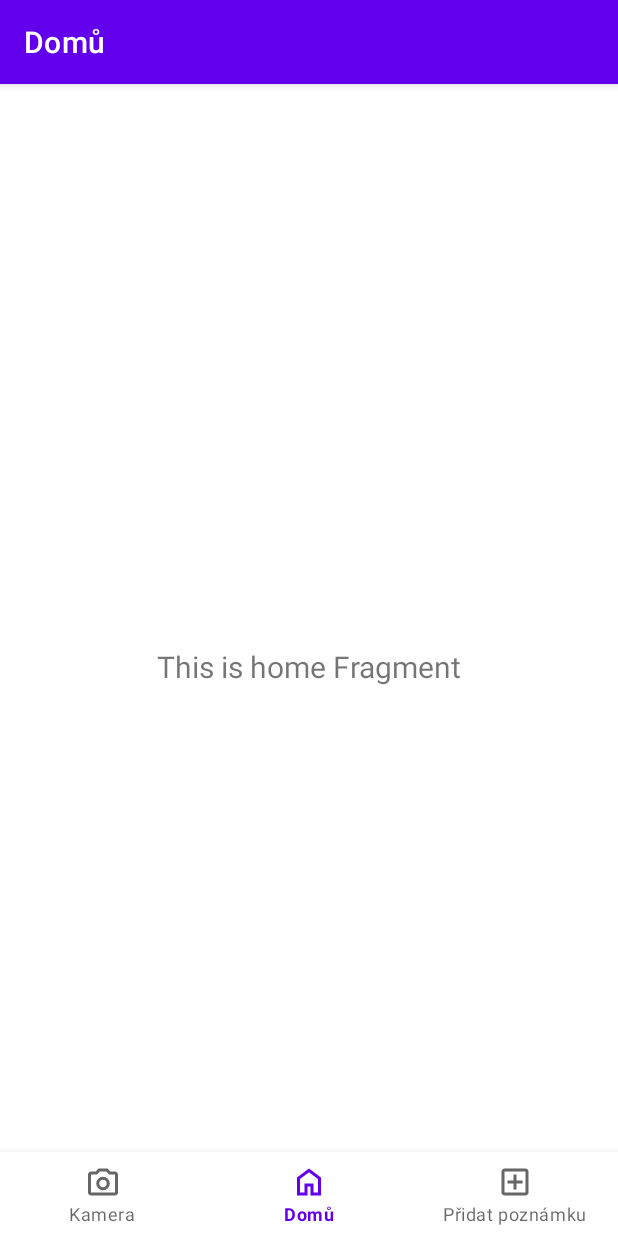
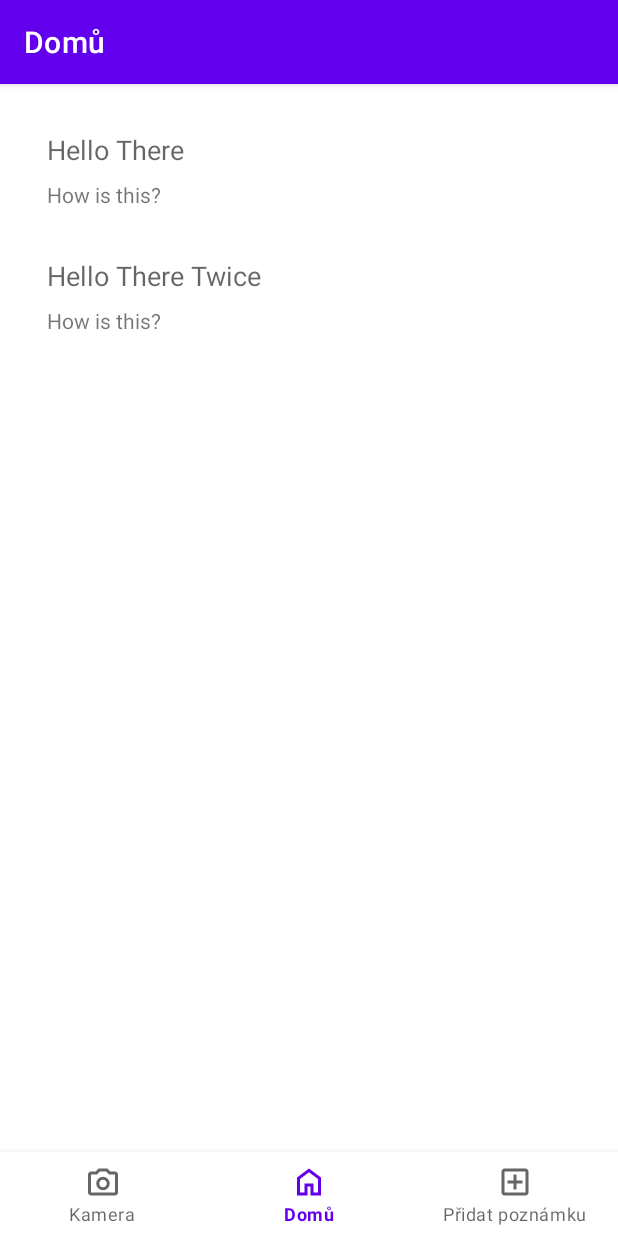
Before and after one commit to kcabfai/FotoNotesApp, an Android app: the screen it shows after launch (MainActivity), on a phone screen of 412 x 824 dp. Run offline under Robolectric (Android 15) with nearby library versions, the phone set to English and light mode, and no system bars; our stand-ins replace navigation-ui.

Commit message:
added note, noteadapter and recycler view

```diff
--- /dev/null
+++ b/app/src/main/java/cz/utb/fai/fotonotesapp/model/NoteAdapter.kt
@@ -0,0 +1,39 @@
+package cz.utb.fai.fotonotesapp.model
+
+import android.view.LayoutInflater
+import android.view.View
+import android.view.ViewGroup
+import android.widget.TextView
+import androidx.recyclerview.widget.RecyclerView
+import cz.utb.fai.fotonotesapp.R
+
+class NoteAdapter(private val mNotes : ArrayList<Note>) : RecyclerView.Adapter<NoteAdapter.ViewHolder>() {
+    inner class ViewHolder(itemView : View) : RecyclerView.ViewHolder(itemView) {
+        val titleView = itemView.findViewById<TextView>(R.id.textViewTitle)
+        val contentView = itemView.findViewById<TextView>(R.id.textViewContent)
+    }
+
+
+    override fun onCreateViewHolder(parent: ViewGroup, viewType: Int): NoteAdapter.ViewHolder {
+        val context = parent.context
+        val inflater = LayoutInflater.from(context)
+        val noteView = inflater.inflate(R.layout.note_item, parent, false)
+
+        return ViewHolder(noteView)
+    }
+
+    override fun onBindViewHolder(holder: NoteAdapter.ViewHolder, position: Int) {
+        val note: Note = mNotes.get(position)
+
+        val titleView = holder.titleView
+        val contentView = holder.contentView
+
+        titleView.setText(note.title)
+        contentView.setText(note.content)
+
+    }
+
+    override fun getItemCount(): Int {
+        return mNotes.size
+    }
+}
--- /dev/null
+++ b/app/src/main/java/cz/utb/fai/fotonotesapp/repository/NoteRepository.kt
@@ -0,0 +1,4 @@
+package cz.utb.fai.fotonotesapp.repository
+
+class NoteRepository {
+}
--- a/app/src/main/java/cz/utb/fai/fotonotesapp/ui/home/HomeFragment.kt
+++ b/app/src/main/java/cz/utb/fai/fotonotesapp/ui/home/HomeFragment.kt
@@ -4,10 +4,12 @@ import android.os.Bundle
 import android.view.LayoutInflater
 import android.view.View
 import android.view.ViewGroup
-import android.widget.TextView
 import androidx.fragment.app.Fragment
 import androidx.lifecycle.ViewModelProvider
+import androidx.recyclerview.widget.LinearLayoutManager
 import cz.utb.fai.fotonotesapp.databinding.FragmentHomeBinding
+import cz.utb.fai.fotonotesapp.model.Note
+import cz.utb.fai.fotonotesapp.model.NoteAdapter
 
 class HomeFragment : Fragment() {
 
@@ -16,6 +18,8 @@ class HomeFragment : Fragment() {
     // This property is only valid between onCreateView and
     // onDestroyView.
     private val binding get() = _binding!!
+
+    lateinit var notes: ArrayList<Note>
 
     override fun onCreateView(
         inflater: LayoutInflater,
@@ -28,10 +32,19 @@ class HomeFragment : Fragment() {
         _binding = FragmentHomeBinding.inflate(inflater, container, false)
         val root: View = binding.root
 
-        val textView: TextView = binding.textHome
-        homeViewModel.text.observe(viewLifecycleOwner) {
-            textView.text = it
-        }
+        val list = ArrayList<Note>()
+        list.add(Note("Hello There", "How is this?", System.currentTimeMillis()))
+        list.add(Note("Hello There Twice", "How is this?", System.currentTimeMillis()))
+
+        if(homeViewModel.notes.value != null)
+            notes = homeViewModel.notes.value!!
+
+
+
+
+        binding.rvNotes.adapter = NoteAdapter(notes)
+        binding.rvNotes.layoutManager = LinearLayoutManager(this.context)
+
         return root
     }
 
--- a/app/src/main/java/cz/utb/fai/fotonotesapp/ui/home/HomeViewModel.kt
+++ b/app/src/main/java/cz/utb/fai/fotonotesapp/ui/home/HomeViewModel.kt
@@ -3,11 +3,20 @@ package cz.utb.fai.fotonotesapp.ui.home
 import androidx.lifecycle.LiveData
 import androidx.lifecycle.MutableLiveData
 import androidx.lifecycle.ViewModel
+import cz.utb.fai.fotonotesapp.model.Note
 
 class HomeViewModel : ViewModel() {
+    private val _notes = MutableLiveData<ArrayList<Note>>().apply {
+        val list = ArrayList<Note>()
+        list.add(Note("Hello There", "How is this?", System.currentTimeMillis()))
+        list.add(Note("Hello There Twice", "How is this?", System.currentTimeMillis()))
+        value = list
+    }
+    val notes: LiveData<ArrayList<Note>> = _notes
 
-    private val _text = MutableLiveData<String>().apply {
+
+    /*private val _text = MutableLiveData<String>().apply {
         value = "This is home Fragment"
     }
-    val text: LiveData<String> = _text
+    val text: LiveData<String> = _text*/
 }
--- a/app/src/main/res/layout/fragment_addnote.xml
+++ b/app/src/main/res/layout/fragment_addnote.xml
@@ -4,14 +4,17 @@
     xmlns:tools="http://schemas.android.com/tools"
     android:layout_width="match_parent"
     android:layout_height="match_parent"
+    android:layout_margin="15dp"
     tools:context=".ui.addnote.AddNoteFragment">
 
     <EditText
         android:id="@+id/editNoteTitle"
         android:layout_width="match_parent"
         android:layout_height="wrap_content"
+        android:inputType="text"
+        android:autofillHints="none"
         android:text=""
-        android:hint="Sem napište název vaší poznámky"
+        android:hint="@string/title_edit_hint"
         app:layout_constraintTop_toTopOf="parent" />
 
 
@@ -22,8 +25,9 @@
         android:ems="10"
         android:gravity="start|top"
         android:inputType="textMultiLine"
+        android:autofillHints="none"
         app:layout_constraintTop_toBottomOf="@+id/editNoteTitle"
-        android:hint="Sem napište svoji poznámku"
+        android:hint="@string/edit_content_hint"
         android:text=""
         tools:layout_editor_absoluteX="-16dp" />
 
--- a/app/src/main/res/layout/fragment_home.xml
+++ b/app/src/main/res/layout/fragment_home.xml
@@ -6,17 +6,14 @@
     android:layout_height="match_parent"
     tools:context=".ui.home.HomeFragment">
 
-    <TextView
-        android:id="@+id/text_home"
-        android:layout_width="match_parent"
-        android:layout_height="wrap_content"
-        android:layout_marginStart="8dp"
-        android:layout_marginTop="8dp"
-        android:layout_marginEnd="8dp"
-        android:textAlignment="center"
-        android:textSize="20sp"
+    <androidx.recyclerview.widget.RecyclerView
+        android:id="@+id/rvNotes"
+        android:layout_width="0dp"
+        android:layout_height="0dp"
+        app:layout_constraintTop_toTopOf="parent"
         app:layout_constraintBottom_toBottomOf="parent"
+        app:layout_constraintStart_toStartOf="parent"
         app:layout_constraintEnd_toEndOf="parent"
-        app:layout_constraintStart_toStartOf="parent"
-        app:layout_constraintTop_toTopOf="parent" />
+        android:layout_margin="15dp"
+        tools:listitem="@layout/note_item" />
 </androidx.constraintlayout.widget.ConstraintLayout>
--- /dev/null
+++ b/app/src/main/res/layout/note_item.xml
@@ -0,0 +1,22 @@
+<LinearLayout xmlns:android="http://schemas.android.com/apk/res/android"
+    android:layout_width="match_parent"
+    android:layout_height="wrap_content"
+    android:orientation="vertical"
+    android:padding="16dp">
+
+    <TextView
+        android:id="@+id/textViewTitle"
+        android:layout_width="match_parent"
+        android:layout_height="wrap_content"
+        android:textAppearance="?android:textAppearanceMedium"
+        android:text="Title" />
+
+    <TextView
+        android:id="@+id/textViewContent"
+        android:layout_width="match_parent"
+        android:layout_height="wrap_content"
+        android:layout_marginTop="8dp"
+        android:textAppearance="?android:textAppearanceSmall"
+        android:text="Content" />
+
+</LinearLayout>
--- a/app/src/main/res/values/strings.xml
+++ b/app/src/main/res/values/strings.xml
@@ -8,4 +8,6 @@
     <string name="add_note_text_content">Obsah</string>
     <string name="add_note_text_title">Nadpis</string>
     <string name="add_note_clear_text_button">Vyčistit</string>
+    <string name="title_edit_hint">Sem napište název vaší poznámky</string>
+    <string name="edit_content_hint">Sem napište svoji poznámku</string>
 </resources>
```
